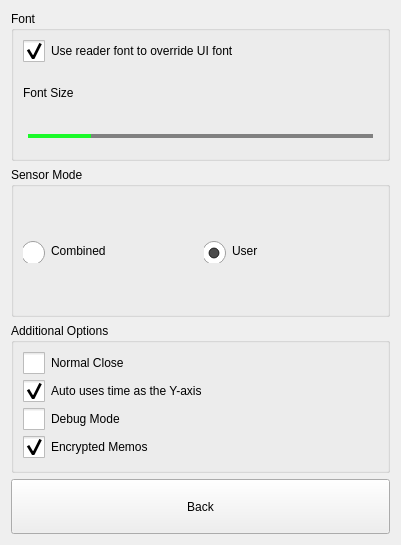
This is dlgpreferences.ui in ic005k/Knot-Legacy as Qt 5 draws it before an edit. The edited form follows.
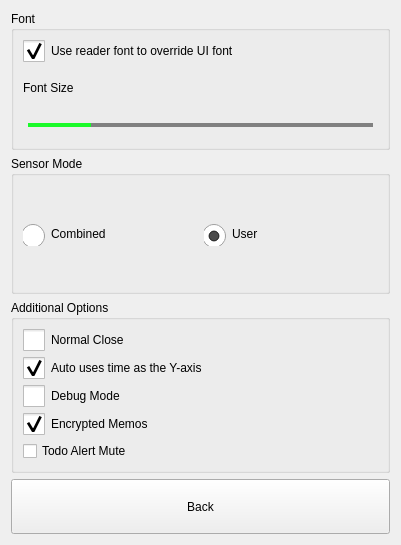
This is the edited form. Icons and pictures are not drawn.

```diff
--- a/dlgpreferences.ui
+++ b/dlgpreferences.ui
@@ -249,6 +249,13 @@
         </property>
        </widget>
       </item>
+      <item row="4" column="0">
+       <widget class="QCheckBox" name="chkMute">
+        <property name="text">
+         <string>Todo Alert Mute</string>
+        </property>
+       </widget>
+      </item>
      </layout>
     </widget>
    </item>
```
Left out of the diff: 34 changed lines with no effect on the pictures.
